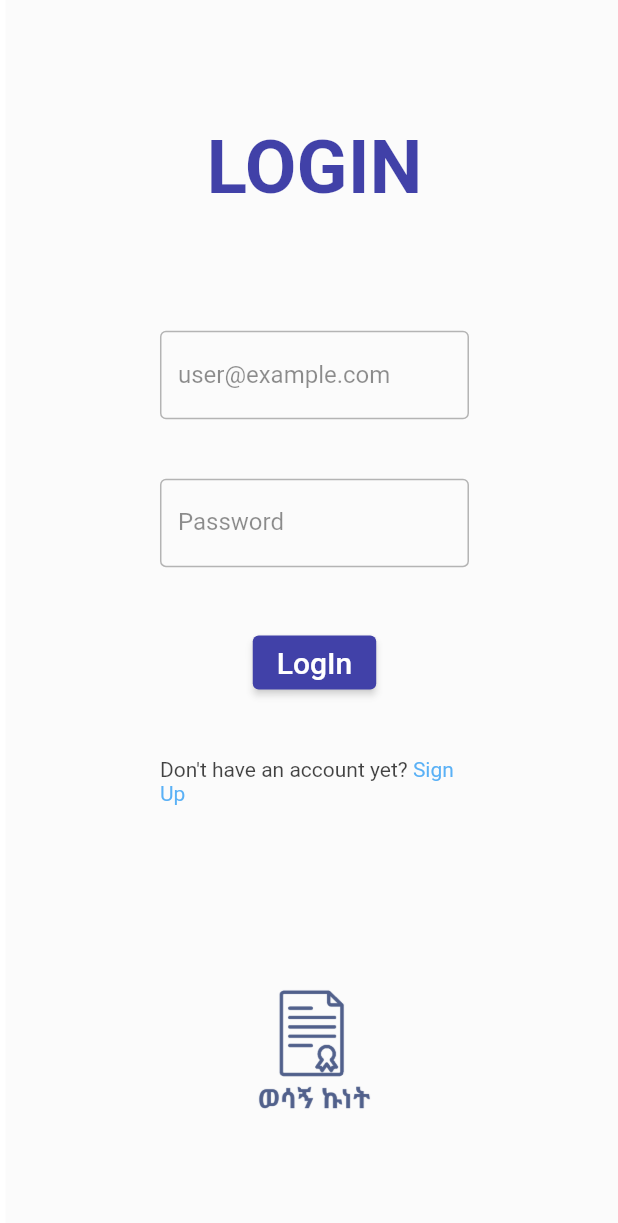
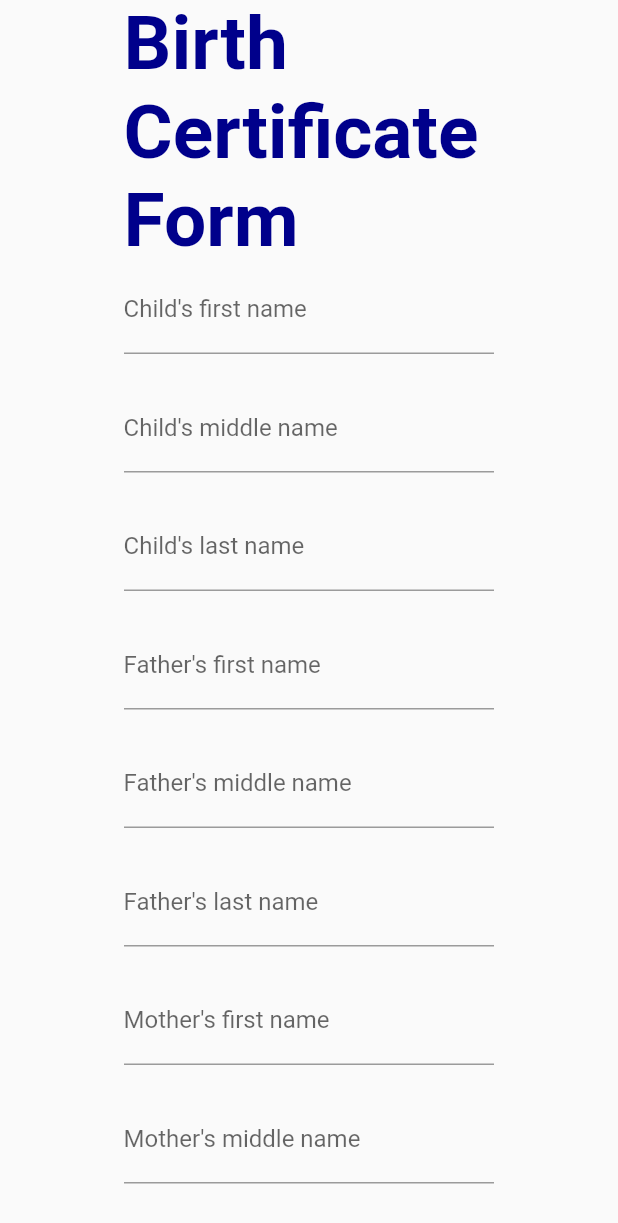
Before and after one commit to Aklile-Yilma/Wesagn-kunet-app, a Flutter app: the screen it shows after launch, on a phone screen of 412 x 824 dp. Shown: the top 1223 px of the screen. Run offline on Flutter 3.47's test engine with Material 2 defaults, Android fonts, the light colour scheme and no system bars; our stand-ins replace bloc, equatable, flutter_bloc, go_router, shared_preferences, sqflite; missing offline and left inert: dart:html, shared_preferences_web; accounts and stored records are empty.

Commit message:
Birth form ui

```diff
--- a/Client/wesagnkunet/lib/main.dart
+++ b/Client/wesagnkunet/lib/main.dart
@@ -1,9 +1,10 @@
 import 'package:flutter/material.dart';
 import 'package:go_router/go_router.dart';
+import 'package:wesagnkunet/presentation/Forms/BirthForm.dart';
 import 'package:wesagnkunet/presentation/routes.dart';
 
 void main() {
-  runApp(MainApp());
+  runApp(MaterialApp(home: BirthForm()));
 }
 
 class MainApp extends StatelessWidget {
--- /dev/null
+++ b/Client/wesagnkunet/lib/presentation/Forms/BirthForm.dart
@@ -0,0 +1,128 @@
+import 'package:flutter/material.dart';
+import 'package:wesagnkunet/presentation/lib/widgets/DatePickerButton.dart';
+
+class BirthForm extends StatelessWidget {
+  final List<TextEditingController> _controllers = [];
+  final DatePickerController _datePickerController = DatePickerController();
+  final GlobalKey<FormState> _formkey = GlobalKey<FormState>();
+
+  BirthForm({Key? key}) : super(key: key) {
+    for (int i = 0; i < 10; i++) {
+      _controllers.add(TextEditingController());
+    }
+  }
+
+  @override
+  Widget build(BuildContext context) {
+    double _deviceWidth = MediaQuery.of(context).size.width;
+    double _deviceHeight = MediaQuery.of(context).size.height;
+    return Scaffold(
+      body: Form(
+        key: _formkey,
+        child: Center(
+            child: SizedBox(
+          width: _deviceWidth * 0.6,
+          child: ListView(
+            children: [
+              Text(
+                "Birth Certificate Form",
+                style: TextStyle(
+                  fontSize: 50,
+                  fontWeight: FontWeight.bold,
+                  color: Color.fromRGBO(0, 0, 139, 1),
+                ),
+              ),
+              _textField("Child's first name", _controllers[0]),
+              _padding(),
+              _textField("Child's middle name", _controllers[1]),
+              _padding(),
+              _textField("Child's last name", _controllers[2]),
+              _padding(),
+              _textField("Father's first name", _controllers[3]),
+              _padding(),
+              _textField("Father's middle name", _controllers[4]),
+              _padding(),
+              _textField("Father's last name", _controllers[5]),
+              _padding(),
+              _textField("Mother's first name", _controllers[6]),
+              _padding(),
+              _textField("Mother's middle name", _controllers[7]),
+              _padding(),
+              _textField("Mother's last name", _controllers[8]),
+              _padding(),
+              CustomDropDownWidget(_controllers[9]),
+              _padding(),
+              DatePickerButton(
+                  controller: _datePickerController,
+                  child: Text("Date of Birth")),
+              _padding(),
+              ElevatedButton(
+                  onPressed: () {},
+                  child: Text(
+                    "Submit",
+                    style: TextStyle(fontSize: 20),
+                  )),
+              _padding(),
+            ],
+          ),
+        )),
+      ),
+    );
+  }
+
+  TextFormField _textField(String labelIn, TextEditingController controllerIn) {
+    return TextFormField(
+      controller: controllerIn,
+      decoration: InputDecoration(
+        labelText: labelIn,
+      ),
+      validator: (value) {
+        if (value == null || value.isEmpty) {
+          return "Please fill this field";
+        }
+        return null;
+      },
+    );
+  }
+
+  Padding _padding() {
+    return Padding(padding: EdgeInsets.only(top: 20));
+  }
+}
+
+class CustomDropDownWidget extends StatefulWidget {
+  TextEditingController controller;
+
+  CustomDropDownWidget(this.controller, {Key? key}) : super(key: key);
+
+  @override
+  State<CustomDropDownWidget> createState() =>
+      _CustomDropDownWidgetState(controller);
+}
+
+class _CustomDropDownWidgetState extends State<CustomDropDownWidget> {
+  TextEditingController controller;
+
+  final items = ['MALE', 'FEMALE'];
+
+  _CustomDropDownWidgetState(this.controller) {
+    controller.text = items[0];
+  }
+
+  @override
+  Widget build(BuildContext context) {
+    return DropdownButton(
+      items: items.map((e) {
+        return DropdownMenuItem(value: e, child: Text(e));
+      }).toList(),
+      onChanged: (String? newValue) {
+        setState(() {
+          if (newValue != null) {
+            controller.text = newValue;
+          }
+        });
+      },
+      value: controller.text,
+    );
+  }
+}
```
Also changed, not shown: 1 other file.
